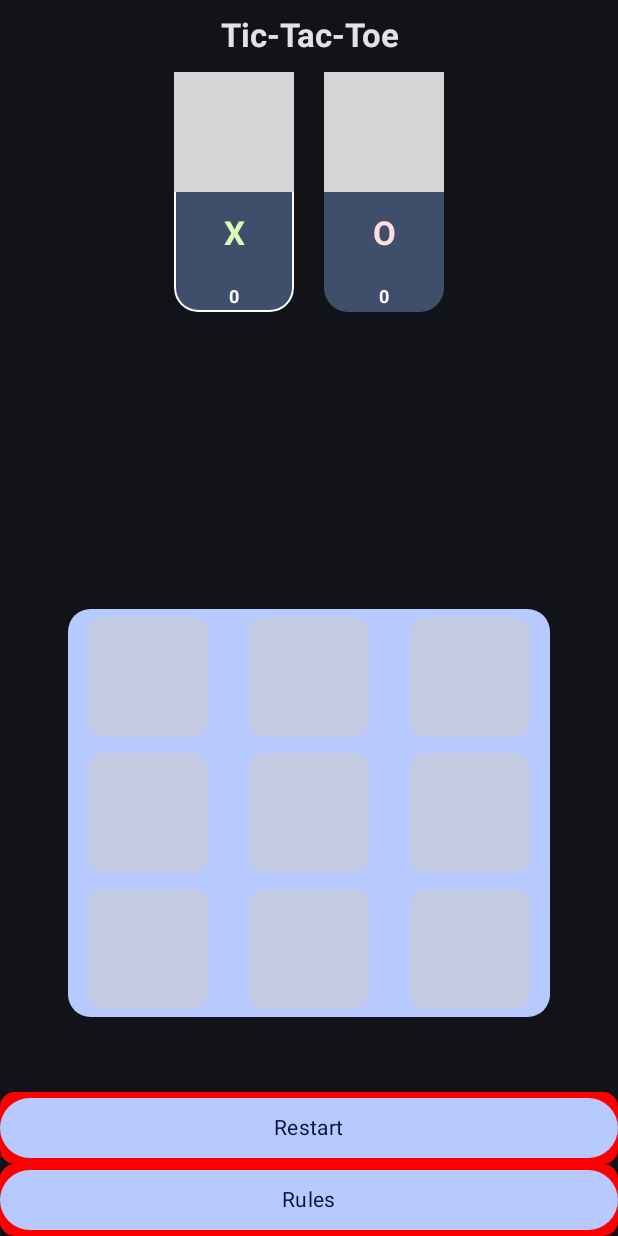
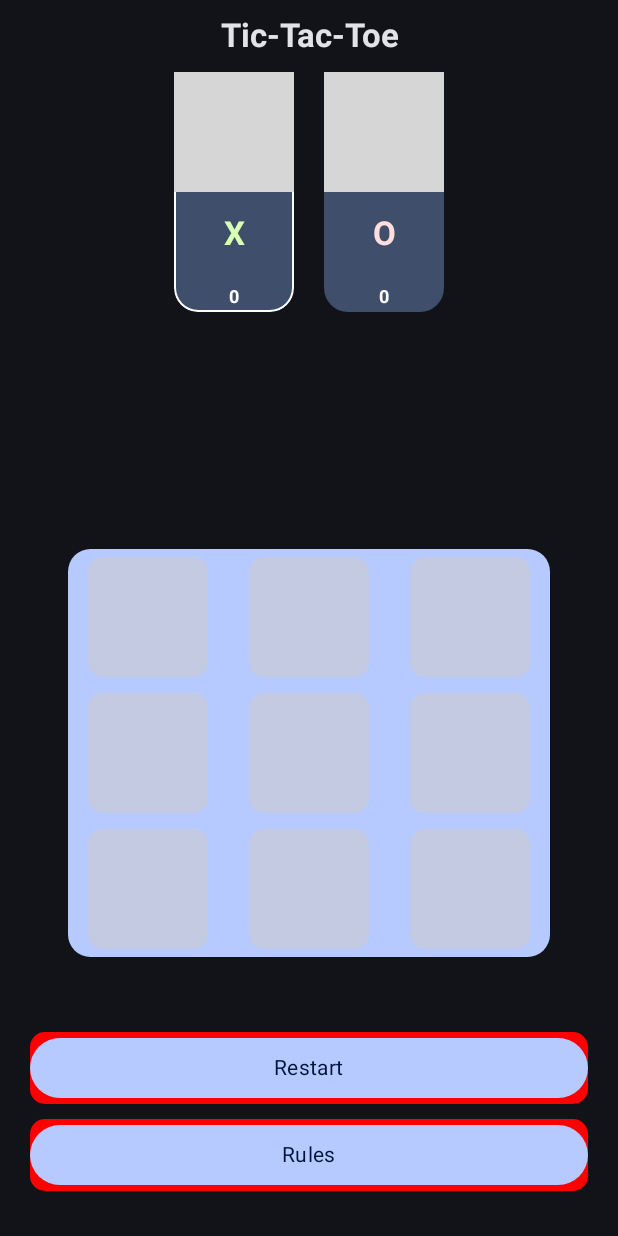
Before and after one commit to devstromo/tic_tac_toe_jetpack_compose, an Android app built with Jetpack Compose: the screen it shows after launch (MainActivity), on a phone screen of 412 x 824 dp. Run offline under Robolectric (Android 15) with nearby library versions, the light colour scheme and no system bars; grey boxes are pictures that could not be loaded.

Commit message:
Advanced Tic Tac Toe Jetpack Compose | update game screen style

```diff
--- a/app/src/main/java/com/devstromo/advancedtictactoe/presentation/GameScreen.kt
+++ b/app/src/main/java/com/devstromo/advancedtictactoe/presentation/GameScreen.kt
@@ -46,7 +46,10 @@ fun GameScreen(
     val player1Moves = viewModel.countPlayer1Moves()
     val player2Moves = viewModel.countPlayer2Moves()
     Column(
-        modifier = Modifier.fillMaxSize(), horizontalAlignment = Alignment.CenterHorizontally
+        modifier = Modifier
+            .fillMaxSize()
+            .padding(bottom = 30.dp),
+        horizontalAlignment = Alignment.CenterHorizontally
     ) {
         Row(
             modifier = Modifier
@@ -88,10 +91,16 @@ fun GameScreen(
             onItemSelected,
             boardState = state.board
         )
-        Column {
+        Column(
+            modifier = Modifier
+                .padding(
+                    horizontal = 20.dp,
+                )
+        ) {
             CustomButton(
                 text = "Restart"
             )
+            Spacer(modifier = Modifier.height(10.dp))
             CustomButton(
                 text = "Rules"
             )
```
